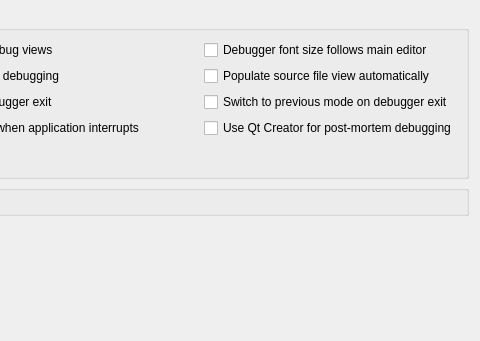
qt-creator/qt-creator, file src/plugins/debugger/commonoptionspage.ui: the form before one commit; both pictures show x 211 to 691 and y 0 to 341 of the 691 by 341 pixel window.
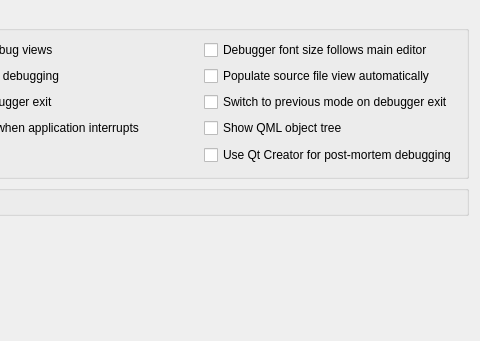
The form after the commit. Custom widgets are drawn as their Qt base class.

```diff
--- a/src/plugins/debugger/commonoptionspage.ui
+++ b/src/plugins/debugger/commonoptionspage.ui
@@ -120,16 +120,6 @@
         </item>
        </layout>
       </item>
-      <item row="3" column="1">
-       <widget class="QCheckBox" name="checkBoxRegisterForPostMortem">
-        <property name="toolTip">
-         <string>Register Qt Creator for debugging crashed applications.</string>
-        </property>
-        <property name="text">
-         <string>Use Qt Creator for post-mortem debugging</string>
-        </property>
-       </widget>
-      </item>
       <item row="3" column="0">
        <widget class="QCheckBox" name="checkBoxBringToForegroundOnInterrrupt">
         <property name="text">
@@ -137,6 +127,26 @@
         </property>
        </widget>
       </item>
+      <item row="4" column="1">
+       <widget class="QCheckBox" name="checkBoxRegisterForPostMortem">
+        <property name="toolTip">
+         <string>Register Qt Creator for debugging crashed applications.</string>
+        </property>
+        <property name="text">
+         <string>Use Qt Creator for post-mortem debugging</string>
+        </property>
+       </widget>
+      </item>
+      <item row="3" column="1">
+       <widget class="QCheckBox" name="checkBoxShowQmlObjectTree">
+        <property name="toolTip">
+         <string>Show QML object tree in Locals &amp; Expressions when connected and not stepping.</string>
+        </property>
+        <property name="text">
+         <string>Show QML object tree</string>
+        </property>
+       </widget>
+      </item>
      </layout>
     </widget>
    </item>
```
